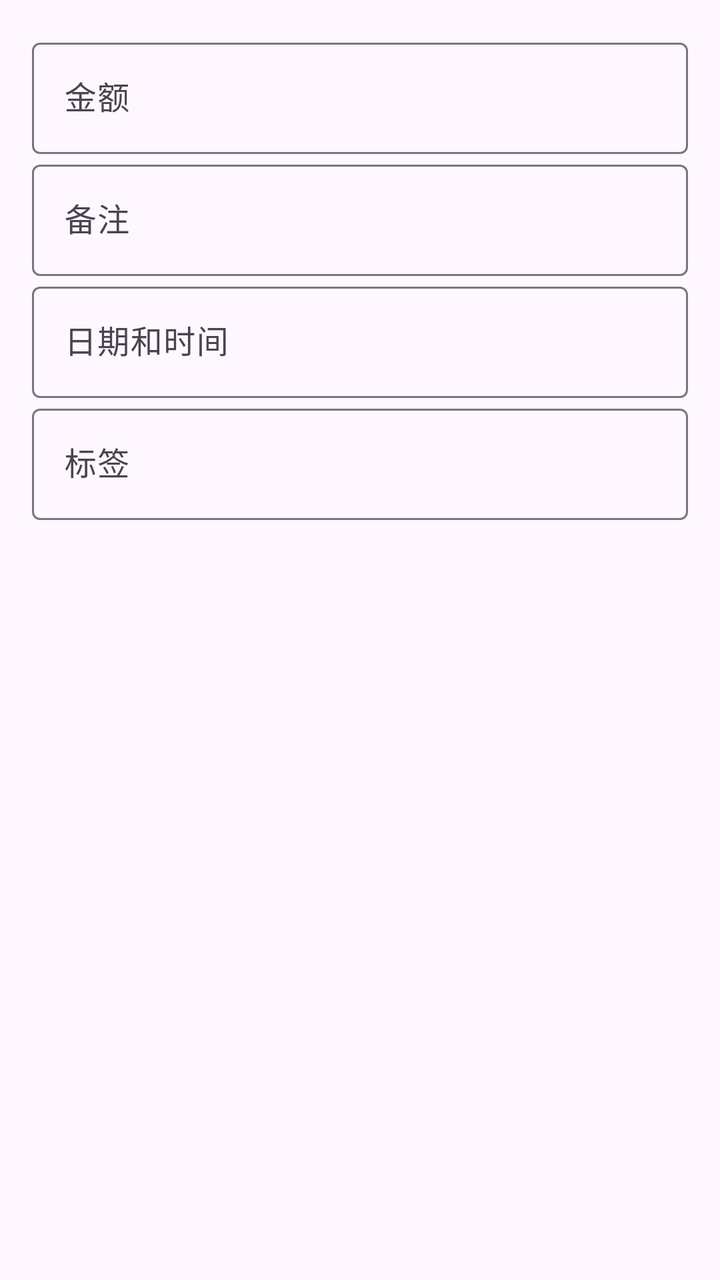
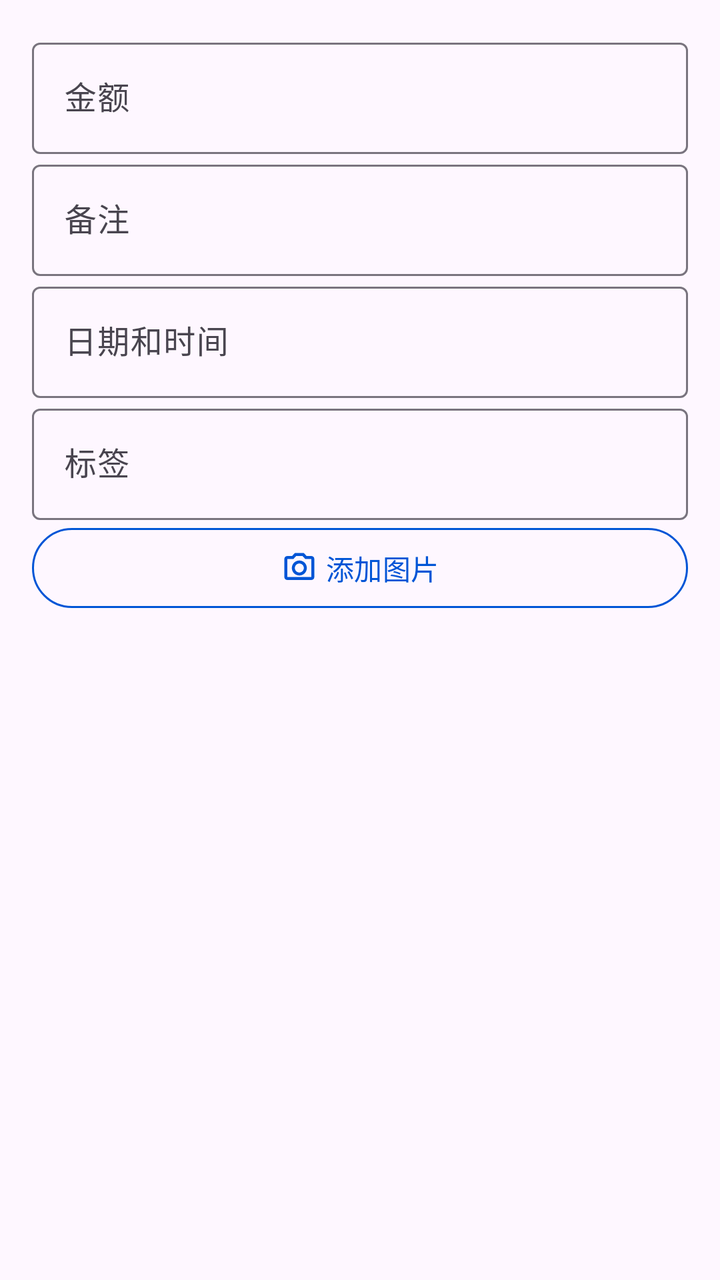

Two renders of the same Android screen: before a commit and after it. Below are the layout's source before the change and the commit's diff.
<!-- AndroidManifest.xml: application theme Theme.ManagerAssistant.Static -->
<!-- res/layout/fragment_expense.xml -->
<?xml version="1.0" encoding="utf-8"?>
<ScrollView xmlns:android="http://schemas.android.com/apk/res/android"
    xmlns:app="http://schemas.android.com/apk/res-auto"
    android:layout_width="match_parent"
    android:layout_height="match_parent"
    android:orientation="vertical"
    android:padding="16dp">

    <LinearLayout
        android:layout_width="match_parent"
        android:layout_height="wrap_content"
        android:orientation="vertical">

        <com.google.android.material.textfield.TextInputLayout
            android:id="@+id/amount_layout"
            android:layout_width="match_parent"
            android:layout_height="wrap_content"
            app:endIconDrawable="@drawable/baseline_clear_24"
            app:endIconMode="clear_text">

            <com.google.android.material.textfield.TextInputEditText
                android:id="@+id/amount_input"
                style="@style/UserInputEditTextStyle"
                android:layout_width="match_parent"
                android:layout_height="wrap_content"
                android:hint="@string/amount"
                android:inputType="numberDecimal" />
        </com.google.android.material.textfield.TextInputLayout>

        <com.google.android.material.textfield.TextInputLayout
            android:id="@+id/remark_layout"
            android:layout_width="match_parent"
            android:layout_height="wrap_content"
            android:hint="@string/remark"
            app:endIconDrawable="@drawable/baseline_clear_24"
            app:endIconMode="clear_text">

            <com.google.android.material.textfield.TextInputEditText
                android:id="@+id/remark_input"
                style="@style/UserInputEditTextStyle"
                android:layout_width="match_parent"
                android:layout_height="wrap_content" />
        </com.google.android.material.textfield.TextInputLayout>

        <com.google.android.material.textfield.TextInputLayout
            android:id="@+id/datetime_layout"
            android:layout_width="match_parent"
            android:layout_height="wrap_content"
            android:hint="@string/date_time">

            <com.google.android.material.textfield.TextInputEditText
                android:id="@+id/datetime_input"
                style="@style/ClickableEditTextStyle"
                android:layout_width="match_parent"
                android:layout_height="wrap_content"
                android:focusable="false" />
        </com.google.android.material.textfield.TextInputLayout>

        <com.google.android.material.textfield.TextInputLayout
            android:id="@+id/running_account_tag_layout"
            android:layout_width="match_parent"
            android:layout_height="wrap_content"
            android:hint="@string/tag">

            <com.google.android.material.textfield.TextInputEditText
                android:id="@+id/running_account_tag_input"
                style="@style/ClickableEditTextStyle"
                android:layout_width="match_parent"
                android:layout_height="wrap_content" />
        </com.google.android.material.textfield.TextInputLayout>
    </LinearLayout>
</ScrollView>
<!-- resources referenced by this layout -->
<resources>
  <!-- drawable baseline_clear_24 (drawable) -->
  <vector xmlns:android="http://schemas.android.com/apk/res/android" android:height="24dp" android:tint="#000000" android:viewportHeight="24" android:viewportWidth="24" android:width="24dp">
        
      <path android:fillColor="@android:color/white" android:pathData="M19,6.41L17.59,5 12,10.59 6.41,5 5,6.41 10.59,12 5,17.59 6.41,19 12,13.41 17.59,19 19,17.59 13.41,12z"/>
      
  </vector>
  <string name="amount">金额</string>
  <string name="date_time">日期和时间</string>
  <string name="remark">备注</string>
  <string name="tag">标签</string>
  <style name="ClickableEditTextStyle" parent="Widget.Material3.TextInputEditText.OutlinedBox">
          <item name="android:inputType">text</item>
          <item name="android:focusable">false</item>
          <item name="android:clickable">true</item>
          <item name="android:textColorHighlight">?attr/colorControlHighlight</item>
      </style>
  <style name="UserInputEditTextStyle" parent="Widget.Material3.TextInputEditText.OutlinedBox">
          <item name="android:inputType">text</item>
          <item name="android:textColorHighlight">?attr/colorSurfaceVariant</item>
          <item name="android:maxLength">20</item>
      </style>
  <color name="color_primary">#0055d6</color>
  <color name="color_on_primary">#ffffff</color>
  <color name="color_primary_container">#d8e1fe</color>
  <color name="color_secondary_container">#e0e1ff</color>
  <color name="color_surface">#faf9ff</color>
  <color name="color_surface_container">#ebedfa</color>
  <color name="color_surface_container_low">#edeffc</color>
  <style name="ToolBarStyle" parent="Widget.Material3.Toolbar">
          <item name="android:backgroundTint">?attr/colorSurface</item>
          <item name="navigationIconTint">?attr/colorPrimary</item>
          <item name="contentInsetStart">10dp</item>
          <item name="titleTextAppearance">@style/TitleStyle</item>
      </style>
  <style name="TitleStyle">
          <item name="android:textSize">23sp</item>
      </style>
  <!-- unchanged entries left out for length: 1 -->
</resources>

<!-- the commit's change to res/layout/fragment_expense.xml (unified diff, before → after) -->
@@ -68,5 +68,16 @@
                 android:layout_width="match_parent"
                 android:layout_height="wrap_content" />
         </com.google.android.material.textfield.TextInputLayout>
+
+        <com.google.android.material.button.MaterialButton
+            android:id="@+id/picture_add"
+            style="@style/OutlinedBtnStyle"
+            android:layout_width="match_parent"
+            android:layout_height="wrap_content"
+            android:layout_marginStart="0dp"
+            android:layout_marginEnd="0dp"
+            android:text="@string/add_picture"
+            app:icon="@drawable/outline_photo_camera_24"
+            app:iconGravity="textStart" />
     </LinearLayout>
 </ScrollView>
<!-- resource entries referenced after the edit -->
@@ -6,6 +6,13 @@
       <path android:fillColor="@android:color/white" android:pathData="M19,6.41L17.59,5 12,10.59 6.41,5 5,6.41 10.59,12 5,17.59 6.41,19 12,13.41 17.59,19 19,17.59 13.41,12z"/>
       
   </vector>
+  <!-- drawable outline_photo_camera_24 (drawable) -->
+  <vector xmlns:android="http://schemas.android.com/apk/res/android" android:height="24dp" android:tint="#000000" android:viewportHeight="24" android:viewportWidth="24" android:width="24dp">
+        
+      <path android:fillColor="@android:color/white" android:pathData="M14.12,4l1.83,2L20,6v12L4,18L4,6h4.05l1.83,-2h4.24M15,2L9,2L7.17,4L4,4c-1.1,0 -2,0.9 -2,2v12c0,1.1 0.9,2 2,2h16c1.1,0 2,-0.9 2,-2L22,6c0,-1.1 -0.9,-2 -2,-2h-3.17L15,2zM12,9c1.65,0 3,1.35 3,3s-1.35,3 -3,3 -3,-1.35 -3,-3 1.35,-3 3,-3m0,-2c-2.76,0 -5,2.24 -5,5s2.24,5 5,5 5,-2.24 5,-5 -2.24,-5 -5,-5z"/>
+      
+  </vector>
+  <string name="add_picture">添加图片</string>
   <string name="amount">金额</string>
   <string name="date_time">日期和时间</string>
   <string name="remark">备注</string>
@@ -15,6 +22,13 @@
           <item name="android:focusable">false</item>
           <item name="android:clickable">true</item>
           <item name="android:textColorHighlight">?attr/colorControlHighlight</item>
+      </style>
+  <style name="OutlinedBtnStyle" parent="Widget.Material3.Button.OutlinedButton">
+          <item name="android:textColor">?attr/colorPrimary</item>
+          <item name="strokeColor">?attr/colorPrimary</item>
+          <item name="strokeWidth">1dp</item>
+          <item name="android:layout_marginStart">10dp</item>
+          <item name="android:layout_marginEnd">10dp</item>
       </style>
   <style name="UserInputEditTextStyle" parent="Widget.Material3.TextInputEditText.OutlinedBox">
           <item name="android:inputType">text</item>
